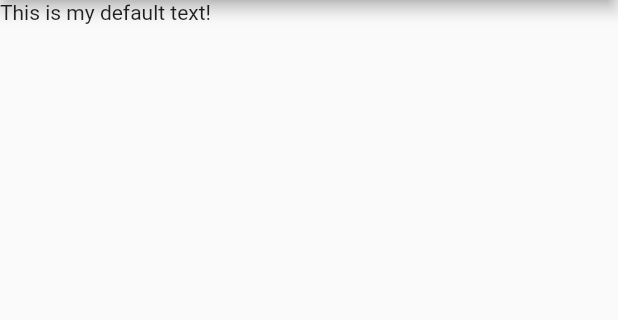
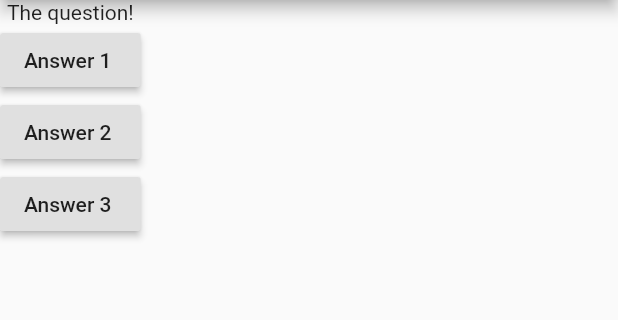
Before and after one commit to n3k00/learning_lessons, a Flutter app: the screen it shows after launch, on a phone screen of 412 x 824 dp, the part 84-404 px from its top. Run offline on Flutter 3.47's test engine with Material 2 defaults, Android fonts, the phone set to English and light mode, and no system bars.

Commit message:
column,risedbutton,anonymous function

```diff
--- a/first_app/lib/main.dart
+++ b/first_app/lib/main.dart
@@ -1,18 +1,42 @@
 import 'package:flutter/material.dart';
 
-void main()=> runApp(MyApp());
+void main() => runApp(MyApp());
 
 class MyApp extends StatelessWidget {
-  const MyApp({Key? key}) : super(key: key);
+  void answerQuestion(){
+    print("Answer Chosen!");
+  }
   @override
   Widget build(BuildContext context) {
+    var questions = [
+      'What\'s your favorite color?',
+      'What\'s your favorite animal?',
+    ];
     return MaterialApp(
       debugShowCheckedModeBanner: false,
       home: Scaffold(
         appBar: AppBar(
           title: Text("My First App"),
         ),
-        body: Text("This is my default text!"),
+        body: Column(
+          children: [
+            Text("The question!"),
+            RaisedButton(
+              onPressed: answerQuestion,
+              child: Text("Answer 1 "),
+            ),
+            RaisedButton(
+              onPressed: ()=>print("Answer 2 chosen!"),
+              child: Text("Answer 2 "),
+            ),
+            RaisedButton(
+              onPressed: () {
+                print("Answer 3 chosen!");
+              },
+              child: Text("Answer 3 "),
+            ),
+          ],
+        ),
       ),
     );
   }
```
